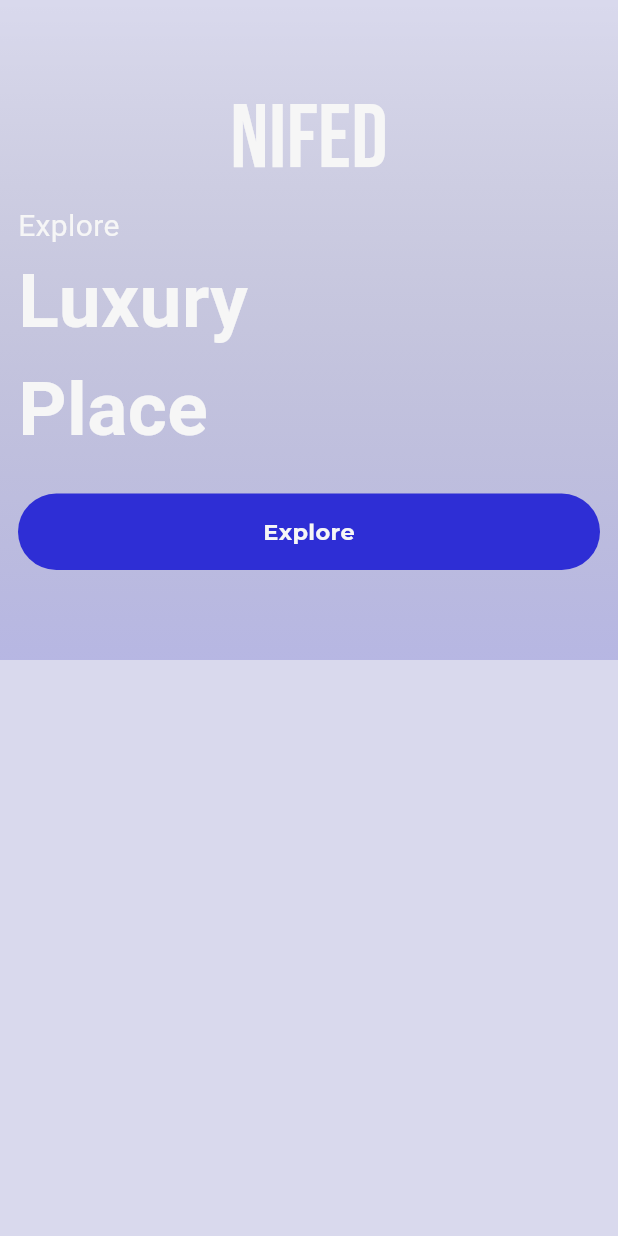
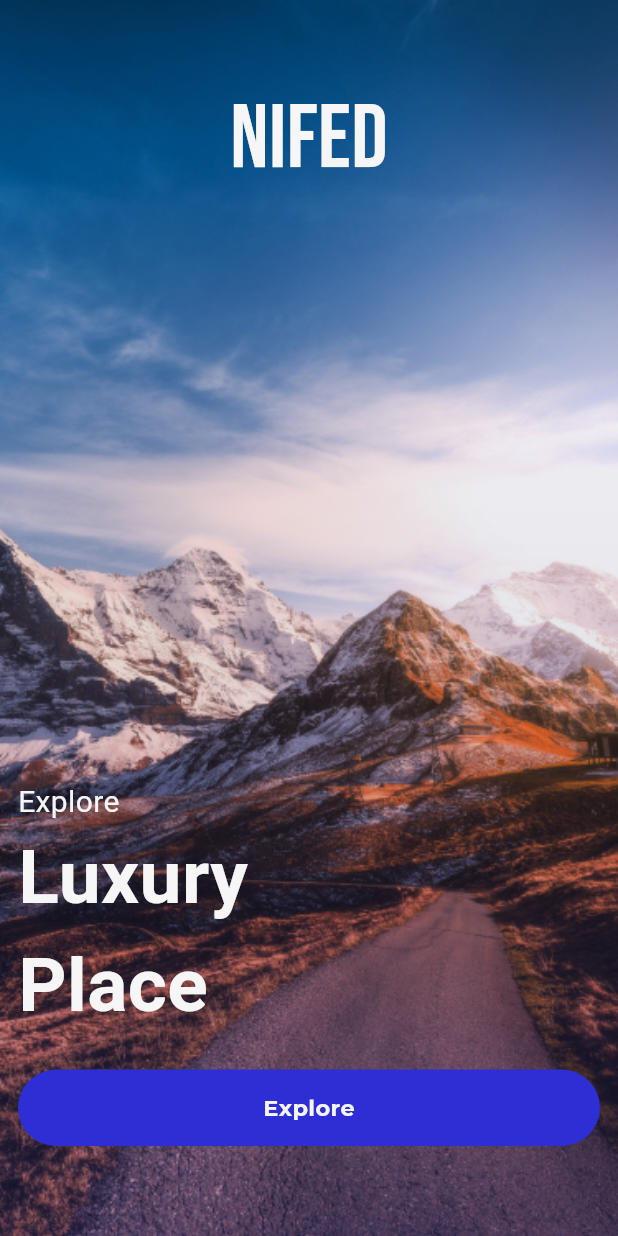
Before and after one commit to localbu/Nifed, a Flutter app: the screen it shows after launch, on a phone screen of 412 x 824 dp. Run offline on Flutter 3.47's test engine with Material 3 defaults, Android fonts, the phone set to English and light mode, and no system bars; our stand-ins replace google_fonts, google_nav_bar.

Commit message:
nice Commit

```diff
--- a/lib/pages/detail/components/body.dart
+++ b/lib/pages/detail/components/body.dart
@@ -16,9 +16,9 @@ class _BodyState extends State<Body> {
   @override
   Widget build(BuildContext context) {
     return SafeArea(
-      child: Padding(
-        padding: const EdgeInsets.symmetric(vertical: 20, horizontal: 10),
-        child: SingleChildScrollView(
+      child: SingleChildScrollView(
+        child: Padding(
+          padding: const EdgeInsets.symmetric(vertical: 20, horizontal: 10),
           child: Column(
             children: [
               bgAndLabel(context),
--- a/lib/pages/splash/components/body.dart
+++ b/lib/pages/splash/components/body.dart
@@ -11,8 +11,7 @@ class Body extends StatelessWidget {
 
   @override
   Widget build(BuildContext context) {
-    return SingleChildScrollView(
-      child: Stack(
+    return Stack(
       children: [
         Container(
           decoration: BoxDecoration(
@@ -75,7 +74,6 @@ class Body extends StatelessWidget {
           ),
         )
       ],
-      ),
     );
   }
 }
```
Lines whose indentation alone changed are shown as unchanged.
